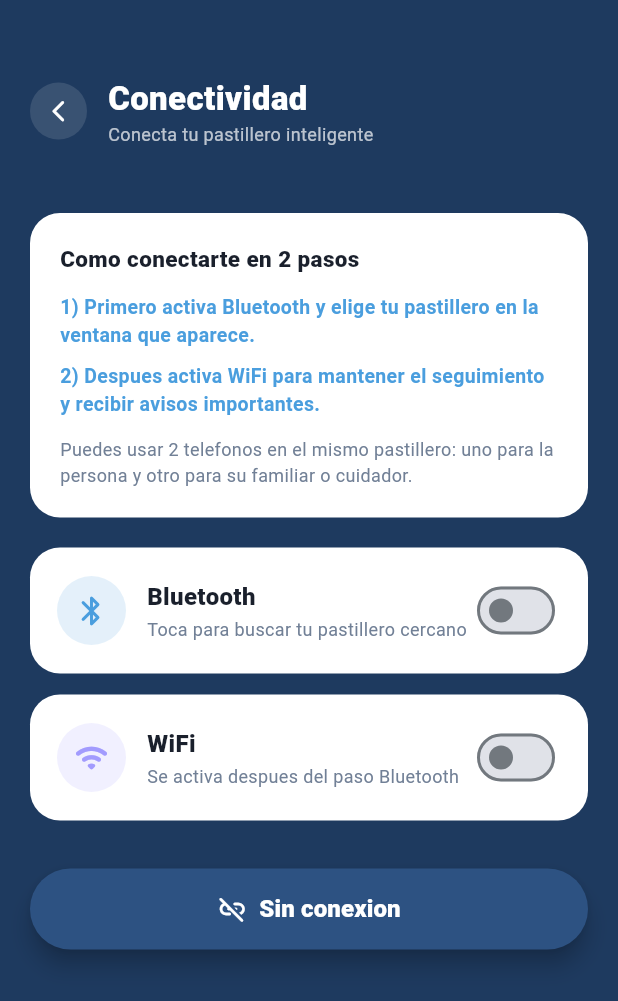
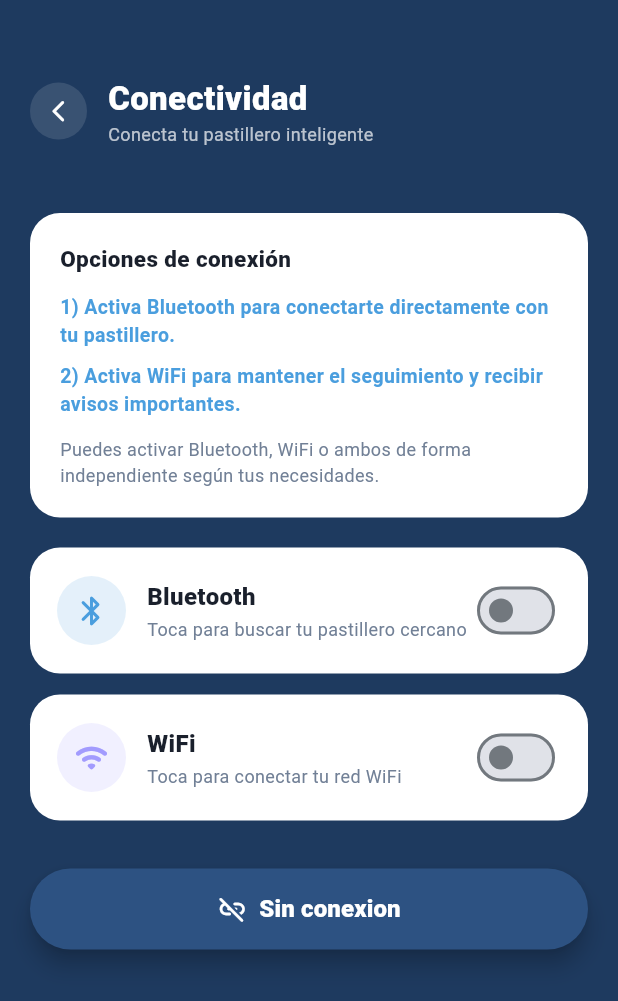
Before and after one commit to jenilara23/pastillero-, a Flutter app: the ConnectivityScreen screen opened directly, on a phone screen of 412 x 824 dp. Shown: the top 1001 px of the screen. Run offline on Flutter 3.47's test engine with Material 3 defaults, Android fonts, the phone set to English and light mode, and no system bars; our stand-ins replace flutter_blue_plus, flutter_dotenv, flutter_local_notifications, flutter_slidable, image_picker, permission_handler and 3 more; missing offline and left inert: avatar_maker, wifi_scan; accounts and stored records are empty; Roboto replaces fonts that are missing (Nunito).

Commit message:
Se quito dependencia de _wifiOn sobre _bluetoothOn; se elimino validacion que bloquea WiFi si Bluetooth no esta activo; subtitulo WiFi actualizado; _buildConnectionFlow ahora refleja independencia entre conexiones

```diff
--- a/lib/features/connectivity/screens/connectivity_screen.dart
+++ b/lib/features/connectivity/screens/connectivity_screen.dart
@@ -28,12 +28,14 @@ class _ConnectivityScreenState extends State<ConnectivityScreen> {
   void initState() {
     super.initState();
     _wifiOn = widget.initialType == ConnectionType.wifi;
-    _bluetoothOn = widget.initialType == ConnectionType.bluetooth || _wifiOn;
+    // ✅ CAMBIO 1: Bluetooth ahora es independiente de WiFi
+    _bluetoothOn = widget.initialType == ConnectionType.bluetooth;
   }
 
   ConnectionType get _currentType {
+    if (_wifiOn && _bluetoothOn) return ConnectionType.wifi;
+    if (_bluetoothOn) return ConnectionType.bluetooth;
     if (_wifiOn) return ConnectionType.wifi;
-    if (_bluetoothOn) return ConnectionType.bluetooth;
     return ConnectionType.none;
   }
 
@@ -41,9 +43,7 @@ class _ConnectivityScreenState extends State<ConnectivityScreen> {
     if (!val) {
       setState(() {
         _bluetoothOn = false;
-        _wifiOn = false;
         _linkedEspName = null;
-        _linkedWifiName = null;
       });
       return;
     }
@@ -67,10 +67,7 @@ class _ConnectivityScreenState extends State<ConnectivityScreen> {
       return;
     }
 
-    if (!_bluetoothOn) {
-      _showSnack('Primero conecta Bluetooth para continuar.');
-      return;
-    }
+    // ✅ CAMBIO 2: Se eliminó la validación que obligaba activar Bluetooth primero
 
     final wifiSignal = await _showWifiScannerModal();
     if (!mounted || wifiSignal == null) return;
@@ -115,7 +112,7 @@ class _ConnectivityScreenState extends State<ConnectivityScreen> {
                   ),
                   const SizedBox(height: 16),
                   const Text(
-                    'Paso 1: Bluetooth',
+                    'Bluetooth',
                     style: TextStyle(
                       color: Colors.white,
                       fontSize: 18,
@@ -294,7 +291,7 @@ class _ConnectivityScreenState extends State<ConnectivityScreen> {
                   ),
                   const SizedBox(height: 16),
                   const Text(
-                    'Paso 2: WiFi',
+                    'WiFi',
                     style: TextStyle(
                       color: Colors.white,
                       fontSize: 18,
@@ -498,7 +495,7 @@ class _ConnectivityScreenState extends State<ConnectivityScreen> {
                     title: 'WiFi',
                     subtitle: _wifiOn
                         ? 'Conectado: ${_linkedWifiName ?? 'Red seleccionada'}'
-                        : 'Se activa despues del paso Bluetooth',
+                        : 'Toca para conectar tu red WiFi', // ✅ CAMBIO 3
                     value: _wifiOn,
                     onChanged: _toggleWifi,
                   ),
@@ -616,14 +613,15 @@ class _ConnectivityScreenState extends State<ConnectivityScreen> {
       child: const Column(
         crossAxisAlignment: CrossAxisAlignment.start,
         children: [
-          Text('Como conectarte en 2 pasos',
+          Text('Opciones de conexión',
               style: TextStyle(
                   fontSize: 15,
                   fontWeight: FontWeight.w800,
                   color: AppColors.textDark)),
           SizedBox(height: 12),
+          // ✅ CAMBIO 4: Instrucciones actualizadas — conexiones independientes
           Text(
-            '1) Primero activa Bluetooth y elige tu pastillero en la ventana que aparece.',
+            '1) Activa Bluetooth para conectarte directamente con tu pastillero.',
             style: TextStyle(
               color: AppColors.blue,
               fontSize: 13,
@@ -633,7 +631,7 @@ class _ConnectivityScreenState extends State<ConnectivityScreen> {
           ),
           SizedBox(height: 8),
           Text(
-            '2) Despues activa WiFi para mantener el seguimiento y recibir avisos importantes.',
+            '2) Activa WiFi para mantener el seguimiento y recibir avisos importantes.',
             style: TextStyle(
               color: AppColors.blue,
               fontSize: 13,
@@ -643,7 +641,7 @@ class _ConnectivityScreenState extends State<ConnectivityScreen> {
           ),
           SizedBox(height: 12),
           Text(
-            'Puedes usar 2 telefonos en el mismo pastillero: uno para la persona y otro para su familiar o cuidador.',
+            'Puedes activar Bluetooth, WiFi o ambos de forma independiente según tus necesidades.',
             style: TextStyle(
               color: AppColors.textMuted,
               fontSize: 12,
@@ -657,11 +655,13 @@ class _ConnectivityScreenState extends State<ConnectivityScreen> {
 
   Widget _buildConnectButton(BuildContext context) {
     final isConnected = _currentType != ConnectionType.none;
-    final btnText = _wifiOn
+    final btnText = (_bluetoothOn && _wifiOn)
         ? 'Bluetooth y WiFi activos'
         : _bluetoothOn
             ? 'Bluetooth activo'
-            : 'Sin conexion';
+            : _wifiOn
+                ? 'WiFi activo'
+                : 'Sin conexion';
 
     return SizedBox(
       width: double.infinity,
```
Also changed, not shown: 2 other files.
